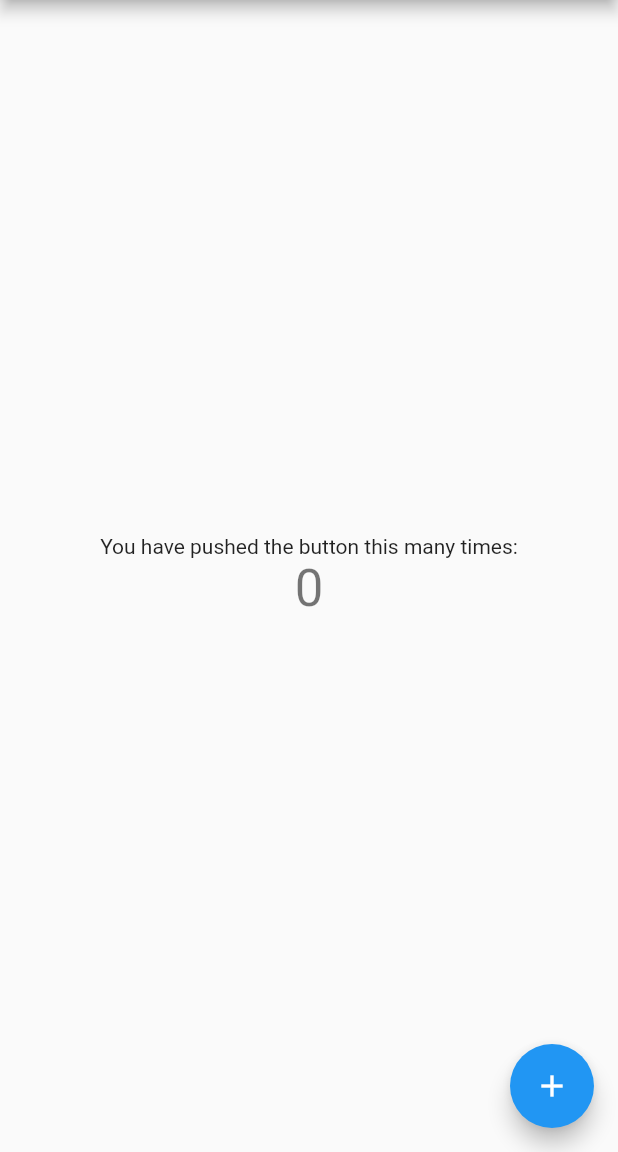
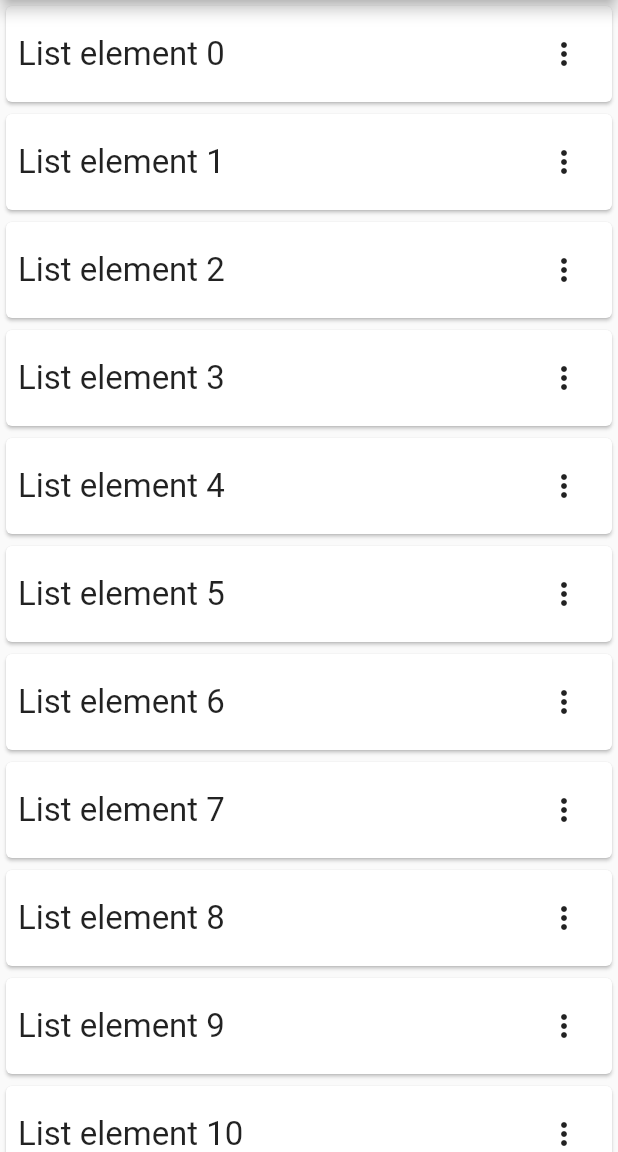
Before and after one commit to evanca/popup_menu_button_demo, a Flutter app: the screen it shows after launch, on a phone screen of 412 x 824 dp, the part 84-1236 px from its top. Run offline on Flutter 3.47's test engine with Material 2 defaults, Android fonts, the phone set to English and light mode, and no system bars.

Commit message:
Tutorial starter code

```diff
--- a/lib/main.dart
+++ b/lib/main.dart
@@ -13,15 +13,6 @@ class MyApp extends StatelessWidget {
     return MaterialApp(
       title: 'Flutter Demo',
       theme: ThemeData(
-        // This is the theme of your application.
-        //
-        // Try running your application with "flutter run". You'll see the
-        // application has a blue toolbar. Then, without quitting the app, try
-        // changing the primarySwatch below to Colors.green and then invoke
-        // "hot reload" (press "r" in the console where you ran "flutter run",
-        // or simply save your changes to "hot reload" in a Flutter IDE).
-        // Notice that the counter didn't reset back to zero; the application
-        // is not restarted.
         primarySwatch: Colors.blue,
       ),
       home: const MyHomePage(title: 'Flutter Demo Home Page'),
@@ -32,15 +23,6 @@ class MyApp extends StatelessWidget {
 class MyHomePage extends StatefulWidget {
   const MyHomePage({Key? key, required this.title}) : super(key: key);
 
-  // This widget is the home page of your application. It is stateful, meaning
-  // that it has a State object (defined below) that contains fields that affect
-  // how it looks.
-
-  // This class is the configuration for the state. It holds the values (in this
-  // case the title) provided by the parent (in this case the App widget) and
-  // used by the build method of the State. Fields in a Widget subclass are
-  // always marked "final".
-
   final String title;
 
   @override
@@ -48,68 +30,84 @@ class MyHomePage extends StatefulWidget {
 }
 
 class _MyHomePageState extends State<MyHomePage> {
-  int _counter = 0;
-
-  void _incrementCounter() {
-    setState(() {
-      // This call to setState tells the Flutter framework that something has
-      // changed in this State, which causes it to rerun the build method below
-      // so that the display can reflect the updated values. If we changed
-      // _counter without calling setState(), then the build method would not be
-      // called again, and so nothing would appear to happen.
-      _counter++;
-    });
-  }
-
   @override
   Widget build(BuildContext context) {
-    // This method is rerun every time setState is called, for instance as done
-    // by the _incrementCounter method above.
-    //
-    // The Flutter framework has been optimized to make rerunning build methods
-    // fast, so that you can just rebuild anything that needs updating rather
-    // than having to individually change instances of widgets.
     return Scaffold(
         appBar: AppBar(
-        // Here we take the value from the MyHomePage object that was created by
-        // the App.build method, and use it to set our appbar title.
           title: Text(widget.title),
         ),
-      body: Center(
-        // Center is a layout widget. It takes a single child and positions it
-        // in the middle of the parent.
-        child: Column(
-          // Column is also a layout widget. It takes a list of children and
-          // arranges them vertically. By default, it sizes itself to fit its
-          // children horizontally, and tries to be as tall as its parent.
-          //
-          // Invoke "debug painting" (press "p" in the console, choose the
-          // "Toggle Debug Paint" action from the Flutter Inspector in Android
-          // Studio, or the "Toggle Debug Paint" command in Visual Studio Code)
-          // to see the wireframe for each widget.
-          //
-          // Column has various properties to control how it sizes itself and
-          // how it positions its children. Here we use mainAxisAlignment to
-          // center the children vertically; the main axis here is the vertical
-          // axis because Columns are vertical (the cross axis would be
-          // horizontal).
-          mainAxisAlignment: MainAxisAlignment.center,
-          children: <Widget>[
-            const Text(
-              'You have pushed the button this many times:',
+        body: ListView.builder(
+          itemCount: 20,
+          itemBuilder: (context, index) {
+            return Card(
+              color: Colors.white,
+              child: Padding(
+                padding: const EdgeInsets.all(8.0),
+                child: Row(
+                  mainAxisAlignment: MainAxisAlignment.spaceBetween,
+                  children: [
+                    Text(
+                      "List element $index",
+                      style: const TextStyle(fontSize: 22),
                     ),
-            Text(
-              '$_counter',
-              style: Theme.of(context).textTheme.headline4,
-            ),
+                    _buildPopupMenu(index)
                   ],
                 ),
               ),
-      floatingActionButton: FloatingActionButton(
-        onPressed: _incrementCounter,
-        tooltip: 'Increment',
-        child: const Icon(Icons.add),
-      ), // This trailing comma makes auto-formatting nicer for build methods.
             );
+          },
+        ));
+  }
+
+  Widget _buildPopupMenu(int index) {
+    List<PopupMenuItem> menuItems = [
+      const PopupMenuItem(
+        child: SizedBox(
+          height: 64,
+          child: Text(
+            "Menu item A",
+            style: TextStyle(fontSize: 24),
+          ),
+        ),
+      ),
+      const PopupMenuItem(
+        child: SizedBox(
+          height: 64,
+          child: Text(
+            "Menu item B",
+            style: TextStyle(fontSize: 24),
+          ),
+        ),
+      ),
+      const PopupMenuItem(
+        child: SizedBox(
+          height: 64,
+          child: Text(
+            "Menu item C",
+            style: TextStyle(fontSize: 24),
+          ),
+        ),
+      ),
+      const PopupMenuItem(
+        child: SizedBox(
+          height: 64,
+          child: Text(
+            "Menu item D",
+            style: TextStyle(fontSize: 24),
+          ),
+        ),
+      ),
+      const PopupMenuItem(
+        child: SizedBox(
+          height: 64,
+          child: Text(
+            "Menu item E",
+            style: TextStyle(fontSize: 24),
+          ),
+        ),
+      ),
+    ];
+
+    return PopupMenuButton(itemBuilder: (BuildContext context) => menuItems);
   }
 }
```
Lines whose indentation alone changed are shown as unchanged.
